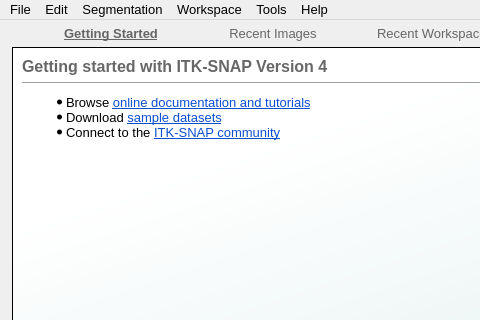
The window that GUI/Qt/Windows/MainImageWindow.ui (pyushkevich/itksnap) describes before a commit, drawn with Qt 5; both pictures show x 0 to 480 and y 0 to 320 of the 907 by 700 pixel window.
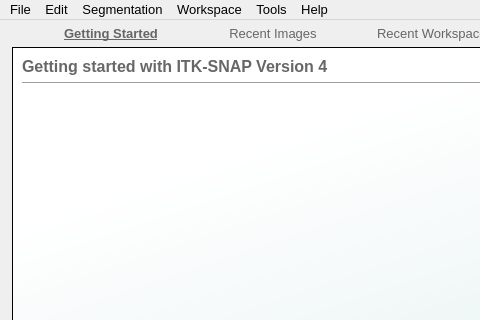
The same window after the commit. Icons and pictures are not drawn. Custom widgets are drawn as their Qt base class.

```diff
--- a/GUI/Qt/Windows/MainImageWindow.ui
+++ b/GUI/Qt/Windows/MainImageWindow.ui
@@ -193,9 +193,7 @@
 &lt;html&gt;&lt;head&gt;&lt;meta name=&quot;qrichtext&quot; content=&quot;1&quot; /&gt;&lt;meta charset=&quot;utf-8&quot; /&gt;&lt;style type=&quot;text/css&quot;&gt;
 p, li { white-space: pre-wrap; }
 &lt;/style&gt;&lt;/head&gt;&lt;body style=&quot; font-family:'.AppleSystemUIFont'; font-size:13px; font-weight:400; font-style:normal;&quot;&gt;
-&lt;ul style=&quot;margin-top: 0px; margin-bottom: 0px; margin-left: 0px; margin-right: 0px; -qt-list-indent: 1;&quot;&gt;&lt;li style=&quot; margin-top:12px; margin-bottom:0px; margin-left:0px; margin-right:0px; -qt-block-indent:0; text-indent:0px;&quot;&gt;Browse &lt;a href=&quot;http://www.itksnap.org/pmwiki/pmwiki.php?n=Documentation.SNAP3&quot;&gt;&lt;span style=&quot; text-decoration: underline; color:#094fd1;&quot;&gt;online documentation and tutorials&lt;/span&gt;&lt;/a&gt; &lt;/li&gt;
-&lt;li style=&quot; margin-top:0px; margin-bottom:0px; margin-left:0px; margin-right:0px; -qt-block-indent:0; text-indent:0px;&quot;&gt;Download &lt;a href=&quot;http://www.itksnap.org/pmwiki/pmwiki.php?n=Downloads.Data&quot;&gt;&lt;span style=&quot; text-decoration: underline; color:#094fd1;&quot;&gt;sample datasets&lt;/span&gt;&lt;/a&gt; &lt;/li&gt;
-&lt;li style=&quot; margin-top:0px; margin-bottom:12px; margin-left:0px; margin-right:0px; -qt-block-indent:0; text-indent:0px;&quot;&gt;Connect to the &lt;a href=&quot;http://www.itksnap.org/pmwiki/pmwiki.php?n=MailingLists.MailingLists&quot;&gt;&lt;span style=&quot; text-decoration: underline; color:#094fd1;&quot;&gt;ITK-SNAP community&lt;/span&gt;&lt;/a&gt; &lt;/li&gt;&lt;/ul&gt;&lt;/body&gt;&lt;/html&gt;</string>
+&lt;p style=&quot;-qt-paragraph-type:empty; margin-top:0px; margin-bottom:0px; margin-left:0px; margin-right:0px; -qt-block-indent:0; text-indent:0px;&quot;&gt;&lt;br /&gt;&lt;/p&gt;&lt;/body&gt;&lt;/html&gt;</string>
                  </property>
                  <property name="source">
                   <url>
```
Left out of the diff: 6 changed lines with no effect on the pictures.
